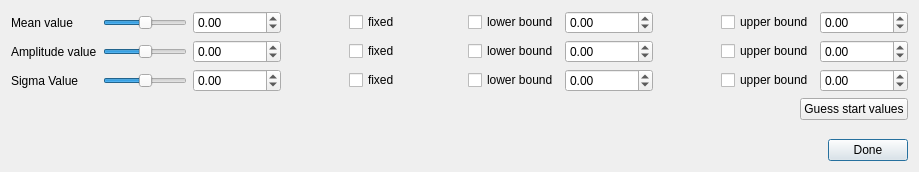
syncope/pensant, file pensant/ui/gaussModelFitParameters.ui: the form before one commit.
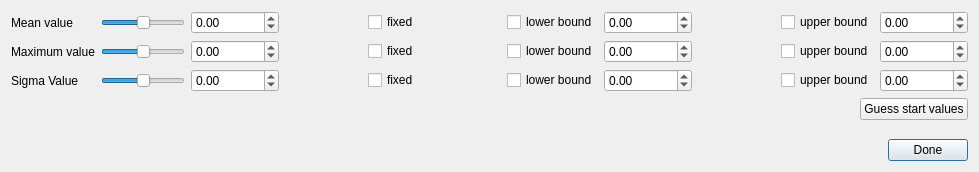
The form after the commit.

Commit message: + first part making the interactive setting dialog better: use maximum instead of amplitude

Diff of the .ui file:
```diff
--- a/pensant/ui/gaussModelFitParameters.ui
+++ b/pensant/ui/gaussModelFitParameters.ui
@@ -6,7 +6,7 @@
    <rect>
     <x>0</x>
     <y>0</y>
-    <width>919</width>
+    <width>979</width>
     <height>172</height>
    </rect>
   </property>
@@ -445,7 +445,7 @@
      <item row="1" column="0">
       <widget class="QLabel" name="label_2">
        <property name="text">
-        <string>Amplitude value</string>
+        <string>Maximum value</string>
        </property>
       </widget>
      </item>
```
Left out of the diff: 14 changed lines with no effect on the pictures. The commit also changes 1 other file.
